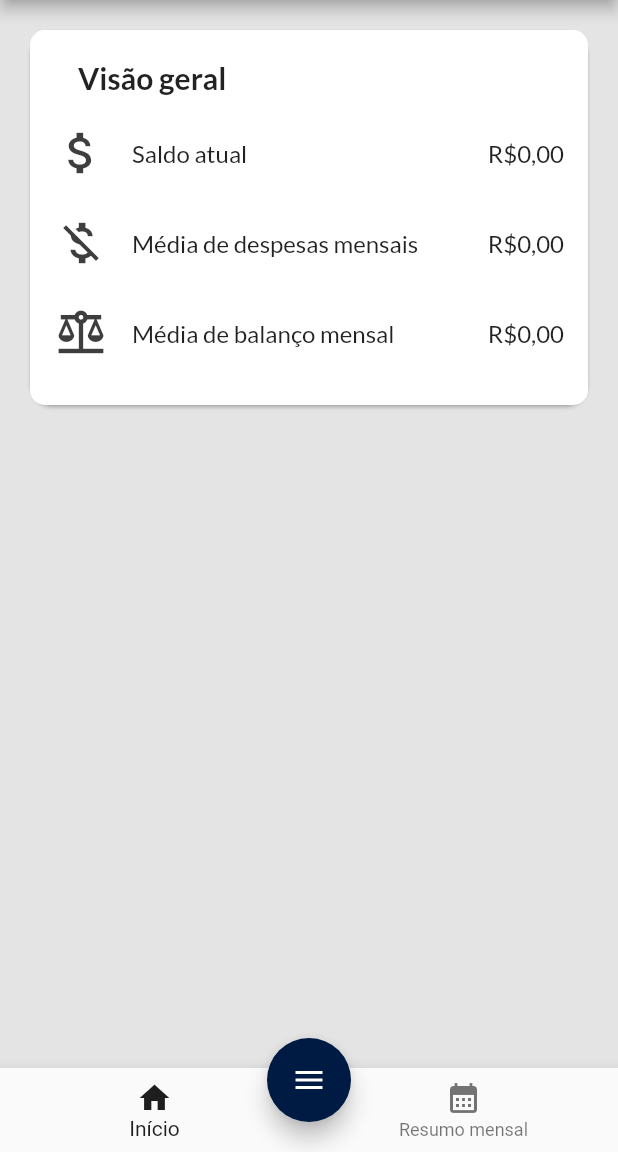
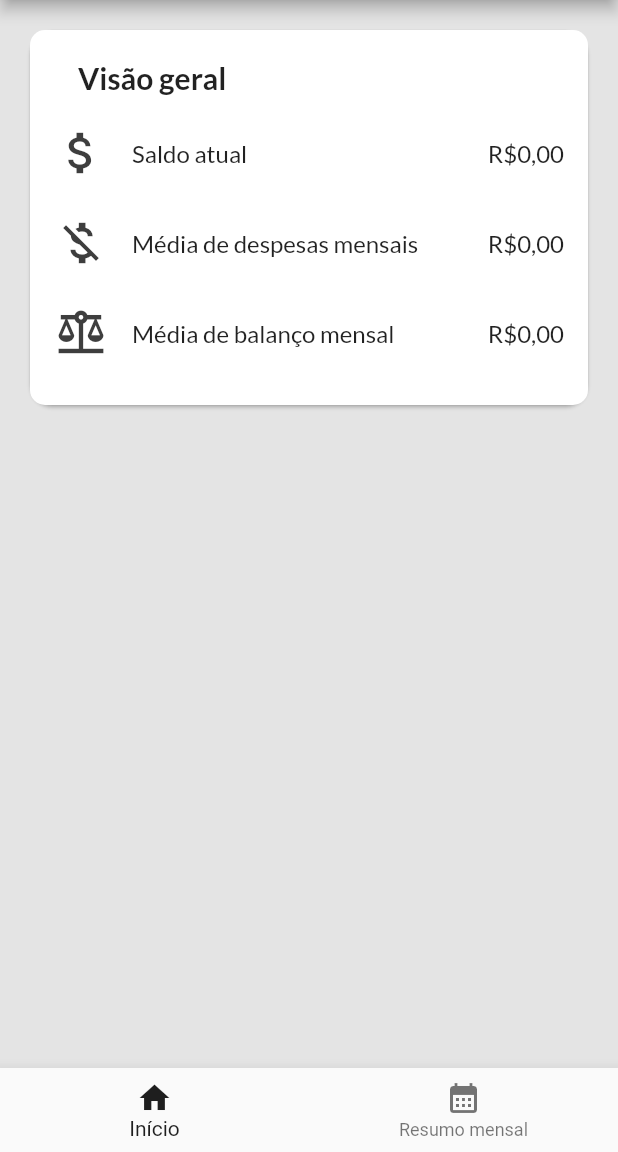
Before and after one commit to RodrigoVieira06/projeto-controle-financeiro, a Flutter app: the screen it shows once a user with an empty profile is signed in, on a phone screen of 412 x 824 dp, the part 84-1236 px from its top. Run offline on Flutter 3.47's test engine with Material 2 defaults, Android fonts, the phone set to English and light mode, and no system bars; our stand-ins replace firebase_auth, firebase_core, flutter_modular; accounts and stored records are empty.

Commit message:
Desenvolvido o componente para o floatingbuttons ser utilizado em todos os módulos necessários

```diff
--- a/lib/components/components.dart
+++ b/lib/components/components.dart
@@ -1,3 +1,4 @@
 export 'package:projeto_controle_financeiro/components/drawer_widget.dart';
 export 'package:projeto_controle_financeiro/components/loading_widget.dart';
 export 'package:projeto_controle_financeiro/components/date_select_widget.dart';
+export 'package:projeto_controle_financeiro/components/add_button_widget.dart';
--- /dev/null
+++ b/lib/screens/fluxodecaixa/components/forms/forms.dart
@@ -0,0 +1,2 @@
+export 'package:projeto_controle_financeiro/screens/fluxodecaixa/components/forms/despesas_form_widget.dart';
+export 'package:projeto_controle_financeiro/screens/fluxodecaixa/components/forms/faturamentos_form_widget.dart';
--- a/lib/screens/graficos/page/graficos_page_widget.dart
+++ b/lib/screens/graficos/page/graficos_page_widget.dart
@@ -47,12 +47,6 @@ class _GraficosPageWidgetState extends State<GraficosPageWidget> {
         ),
       ),
       body: _widgetOptions.elementAt(_selectedIndex),
-      floatingActionButton: FloatingActionButton(
-        backgroundColor: const Color.fromARGB(255, 0, 27, 67),
-        child: const Icon(Icons.add),
-        onPressed: () => {},
-      ),
-      floatingActionButtonLocation: FloatingActionButtonLocation.centerDocked,
       bottomNavigationBar: BottomNavigationBar(
         items: const <BottomNavigationBarItem>[
           BottomNavigationBarItem(
--- a/lib/screens/home/components/forms/forms.dart
+++ /dev/null
@@ -1,2 +0,0 @@
-export 'package:projeto_controle_financeiro/screens/home/components/forms/despesas_form_widget.dart';
-export 'package:projeto_controle_financeiro/screens/home/components/forms/faturamentos_form_widget.dart';
--- a/lib/screens/home/page/home_page_widget.dart
+++ b/lib/screens/home/page/home_page_widget.dart
@@ -1,7 +1,6 @@
 import 'package:flutter/material.dart';
 import 'package:projeto_controle_financeiro/components/components.dart';
 import 'package:projeto_controle_financeiro/screens/home/components/body/body.dart';
-import 'package:projeto_controle_financeiro/screens/home/components/forms/forms.dart';
 import 'package:projeto_controle_financeiro/utils/theme.dart';
 
 class HomePageWidget extends StatefulWidget {
@@ -11,60 +10,13 @@ class HomePageWidget extends StatefulWidget {
   State<HomePageWidget> createState() => _HomePageWidgetState();
 }
 
-class _HomePageWidgetState extends State<HomePageWidget>
-    with SingleTickerProviderStateMixin {
+class _HomePageWidgetState extends State<HomePageWidget> {
   int _selectedIndex = 0;
 
   void _onItemTapped(int index) {
     setState(() {
       _selectedIndex = index;
     });
-  }
-
-  late AnimationController _animationController;
-
-  late Animation<double> _buttonAnimatedIcon;
-
-  late Animation<double> _translateButton;
-
-  bool _isExpanded = false;
-
-  @override
-  initState() {
-    _animationController = AnimationController(
-      vsync: this,
-      duration: const Duration(milliseconds: 600),
-    )..addListener(() {
-        setState(() {});
-      });
-
-    _buttonAnimatedIcon =
-        Tween<double>(begin: 0.0, end: 1.0).animate(_animationController);
-
-    _translateButton = Tween<double>(
-      begin: 100,
-      end: -20,
-    ).animate(CurvedAnimation(
-      parent: _animationController,
-      curve: Curves.easeInOut,
-    ));
-    super.initState();
-  }
-
-  @override
-  dispose() {
-    _animationController.dispose();
-    super.dispose();
-  }
-
-  _toggle() {
-    if (_isExpanded) {
-      _animationController.reverse();
-    } else {
-      _animationController.forward();
-    }
-
-    _isExpanded = !_isExpanded;
   }
 
   final List<Widget> _widgetOptions = <Widget>[
@@ -92,61 +44,6 @@ class _HomePageWidgetState extends State<HomePageWidget>
         ),
       ),
       body: _widgetOptions.elementAt(_selectedIndex),
-      floatingActionButton: Padding(
-        padding: const EdgeInsets.only(bottom: 20.0),
-        child: Column(
-          mainAxisAlignment: MainAxisAlignment.end,
-          children: [
-            Transform(
-              transform: Matrix4.translationValues(
-                0.0,
-                _translateButton.value * 3,
-                0.0,
-              ),
-              child: FloatingActionButton(
-                backgroundColor: Colors.blue[400],
-                child: const Icon(Icons.attach_money),
-                onPressed: () => {
-                  showDialog(
-                    context: context,
-                    builder: (BuildContext context) {
-                      return FaturamentosFormWidget();
-                    },
-                  )
-                },
-              ),
-            ),
-            Transform(
-              transform: Matrix4.translationValues(
-                0.0,
-                _translateButton.value * 2,
-                0.0,
-              ),
-              child: FloatingActionButton(
-                backgroundColor: Colors.red[400],
-                child: const Icon(Icons.money_off),
-                onPressed: () => {
-                  showDialog(
-                    context: context,
-                    builder: (BuildContext context) {
-                      return DespesasFormWidget();
-                    },
-                  )
-                },
-              ),
-            ),
-            FloatingActionButton(
-              onPressed: _toggle,
-              backgroundColor: const Color.fromARGB(255, 0, 27, 67),
-              child: AnimatedIcon(
-                icon: AnimatedIcons.menu_close,
-                progress: _buttonAnimatedIcon,
-              ),
-            ),
-          ],
-        ),
-      ),
-      floatingActionButtonLocation: FloatingActionButtonLocation.centerDocked,
       bottomNavigationBar: BottomNavigationBar(
         items: const <BottomNavigationBarItem>[
           BottomNavigationBarItem(
```
Also changed, not shown: lib/components/add_button_widget.dart (added, +130 -0 lines), lib/screens/cartoes/page/cartoes_page_widget.dart (+7 -4 lines), lib/screens/fluxodecaixa/page/fluxodecaixa_page_widget.dart (+8 -4 lines), lib/screens/fluxodecaixa/components/forms/despesas_form_widget.dart (renamed from lib/screens/home/components/forms/despesas_form_widget.dart), lib/screens/fluxodecaixa/components/forms/faturamentos_form_widget.dart (renamed from lib/screens/home/components/forms/faturamentos_form_widget.dart).
